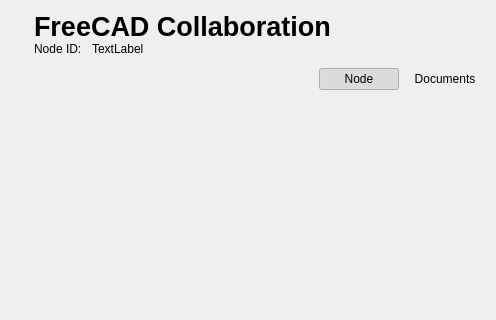
Qt form Resources/Ui/Controls.ui (OpenCollaborationPlatform/CollaborativeFC) before a commit; both pictures show x 0 to 496 and y 0 to 320 of the 496 by 679 pixel window.
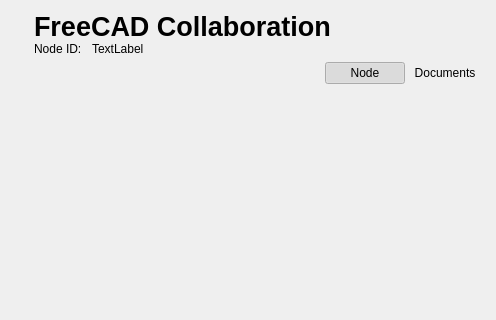
The same form after that commit. The open tabs and pages were chosen to show the change. Icons and pictures are not drawn.

The edit to the form file:
```diff
--- a/Resources/Ui/Controls.ui
+++ b/Resources/Ui/Controls.ui
@@ -147,9 +147,28 @@
     </layout>
    </item>
    <item>
-    <layout class="QHBoxLayout" name="horizontalLayout_2">
+    <widget class="QWidget" name="tabWidget" native="true">
+     <property name="minimumSize">
+      <size>
+       <width>100</width>
+       <height>0</height>
+      </size>
+     </property>
+     <layout class="QHBoxLayout" name="horizontalLayout_9">
+      <property name="spacing">
+       <number>0</number>
+      </property>
+      <property name="leftMargin">
+       <number>0</number>
+      </property>
      <property name="topMargin">
-      <number>6</number>
+       <number>0</number>
+      </property>
+      <property name="rightMargin">
+       <number>0</number>
+      </property>
+      <property name="bottomMargin">
+       <number>0</number>
      </property>
      <item>
       <spacer name="horizontalSpacer_2">
@@ -158,7 +177,7 @@
        </property>
        <property name="sizeHint" stdset="0">
         <size>
-         <width>40</width>
+          <width>310</width>
          <height>20</height>
         </size>
        </property>
@@ -206,6 +225,7 @@
       </widget>
      </item>
     </layout>
+    </widget>
    </item>
    <item>
     <spacer name="verticalSpacer_2">
@@ -784,8 +804,8 @@
            <rect>
             <x>0</x>
             <y>0</y>
-            <width>710</width>
-            <height>611</height>
+            <width>100</width>
+            <height>17</height>
            </rect>
           </property>
          </widget>
```
Lines whose indentation alone changed are shown as unchanged.
